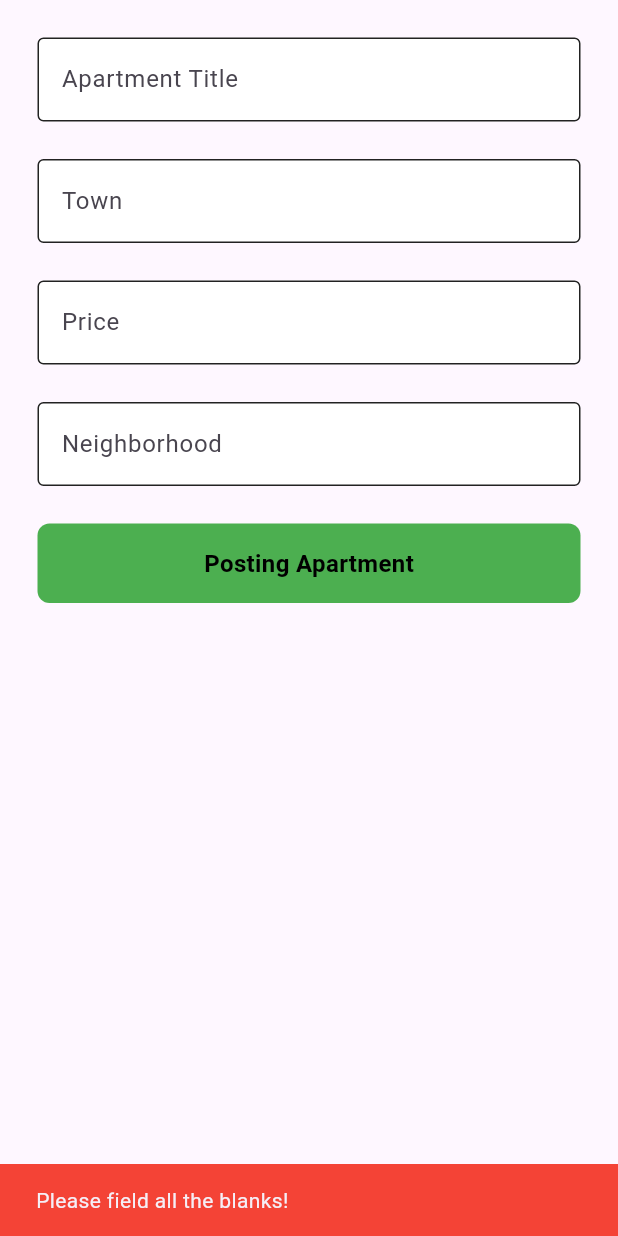
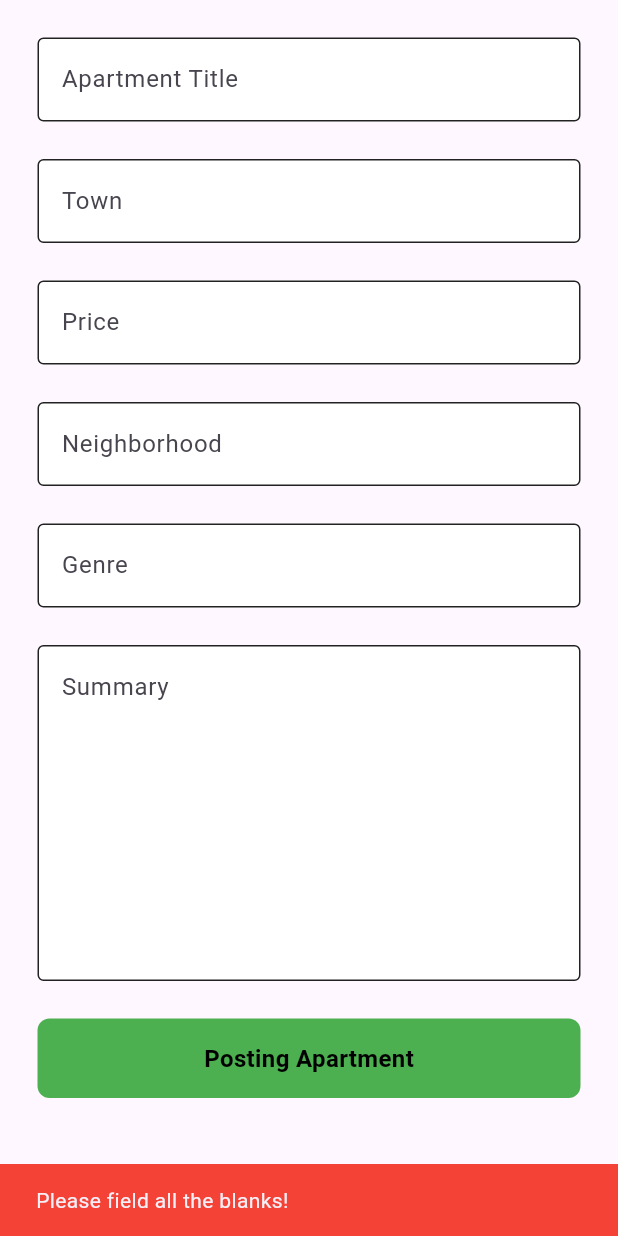
Before and after one commit to benjaminCMD/upr-housing, a Flutter app: the PostingAptApp screen opened directly, after a tap on "Posting Apartment", on a phone screen of 412 x 824 dp. Run offline on Flutter 3.47's test engine with Material 3 defaults, Android fonts, the phone set to English and light mode, and no system bars; our stand-ins replace cloud_firestore, firebase_auth, firebase_core; accounts and stored records are empty; network calls fail.

Commit message:
add genre and summary boxes

```diff
--- /dev/null
+++ b/lib/components/my_largetextfield.dart
@@ -0,0 +1,38 @@
+import 'package:flutter/material.dart';
+
+class MyLargetextfield extends StatelessWidget {
+  // ignore: prefer_typing_uninitialized_variables
+  final TextEditingController controller;
+  final String hintText;
+  final bool obscureText;
+
+
+  const MyLargetextfield({
+    super.key,
+    required this.controller,
+    required this.hintText,
+    required this.obscureText,
+    });
+
+  @override
+  Widget build(BuildContext context) {
+   return Padding(
+              padding: const EdgeInsets.symmetric(horizontal: 25.0),
+              child: TextField(
+                controller: controller,
+                obscureText: obscureText,
+                maxLines: 8,
+                decoration: InputDecoration(
+                enabledBorder: const OutlineInputBorder(
+                  borderSide: BorderSide(color: Colors.black87)),
+                focusedBorder: const OutlineInputBorder(
+                  borderSide: BorderSide(color: Colors.black87)),
+                fillColor: Colors.white,
+                filled: true,
+                hintText: hintText
+                ),
+
+              ),
+    );
+  }
+}
--- a/lib/model/apartments.dart
+++ b/lib/model/apartments.dart
@@ -1,15 +1,18 @@
 // import 'package:flutter/material.dart';
+import 'dart:math';
+
 import 'package:cloud_firestore/cloud_firestore.dart';
 
 class Apartment {
-  Future<void> addApartment(aTitle, aTown, aPrice, aNeighborhood, uID) async {
-
+  Future<void> addApartment(aTitle, aTown, aPrice, aNeighborhood,aGenre,aSummary, uID) async {
     DocumentReference<Map<String, dynamic>> docRef = await FirebaseFirestore.instance.collection('Apartments').add({
       'Apartment_title': aTitle,
       'Town': aTown,
       'Price': aPrice,
       'Neighborhood': aNeighborhood,
-      'uID' : uID
+      'Genre':aGenre,
+      'Summary':aSummary,
+      'uID' : uID,
     });
 
     await docRef.update({'aID': docRef.id});
--- a/lib/pages/posting_Apt.dart
+++ b/lib/pages/posting_Apt.dart
@@ -1,6 +1,7 @@
 import 'package:firebase_auth/firebase_auth.dart';
 import 'package:flutter/material.dart';
 import 'package:upr_housing/components/my_button.dart';
+import 'package:upr_housing/components/my_largetextfield.dart';
 import 'package:upr_housing/components/my_textfield.dart';
 // import 'package:cloud_firestore/cloud_firestore.dart';
 import 'package:upr_housing/model/apartments.dart';
@@ -18,6 +19,8 @@ class PostingAptAppState extends State<PostingAptApp> {
   TextEditingController aTownController = TextEditingController();
   TextEditingController aNeighborhoodController = TextEditingController();
   TextEditingController aPriceController = TextEditingController();
+  TextEditingController aGenre = TextEditingController();
+  TextEditingController aSummary = TextEditingController();
 
   Apartment apt = Apartment(); //Create class Apartment
 
@@ -47,13 +50,25 @@ class PostingAptAppState extends State<PostingAptApp> {
             hintText: 'Neighborhood',
             obscureText: false),
         const SizedBox(height: 25),
+        MyTextField(
+            controller: aGenre,
+            hintText: 'Genre',
+            obscureText: false),
+        const SizedBox(height: 25),
+        MyLargetextfield(
+            controller: aSummary,
+            hintText: 'Summary',
+            obscureText: false),
+        const SizedBox(height: 25),
         //The button add a new Apartments to the database
         MyButton(
             onTap: () {
               if (aTitleController.text.trim().isEmpty ||
                   aTownController.text.trim().isEmpty ||
                   aPriceController.text.trim().isEmpty ||
-                  aNeighborhoodController.text.trim().isEmpty) {
+                  aNeighborhoodController.text.trim().isEmpty||
+                  aGenre.text.trim().isEmpty||
+                  aSummary.text.trim().isEmpty) {
                 ScaffoldMessenger.of(context).showSnackBar(
                   SnackBar(
                     content: Text('Please field all the blanks!'),
@@ -66,6 +81,8 @@ class PostingAptAppState extends State<PostingAptApp> {
                   aTownController.text,
                   aPriceController.text,
                   aNeighborhoodController.text,
+                  aGenre.text,
+                  aSummary.text,
                   FirebaseAuth.instance.currentUser!.uid
                 );
               }
```
